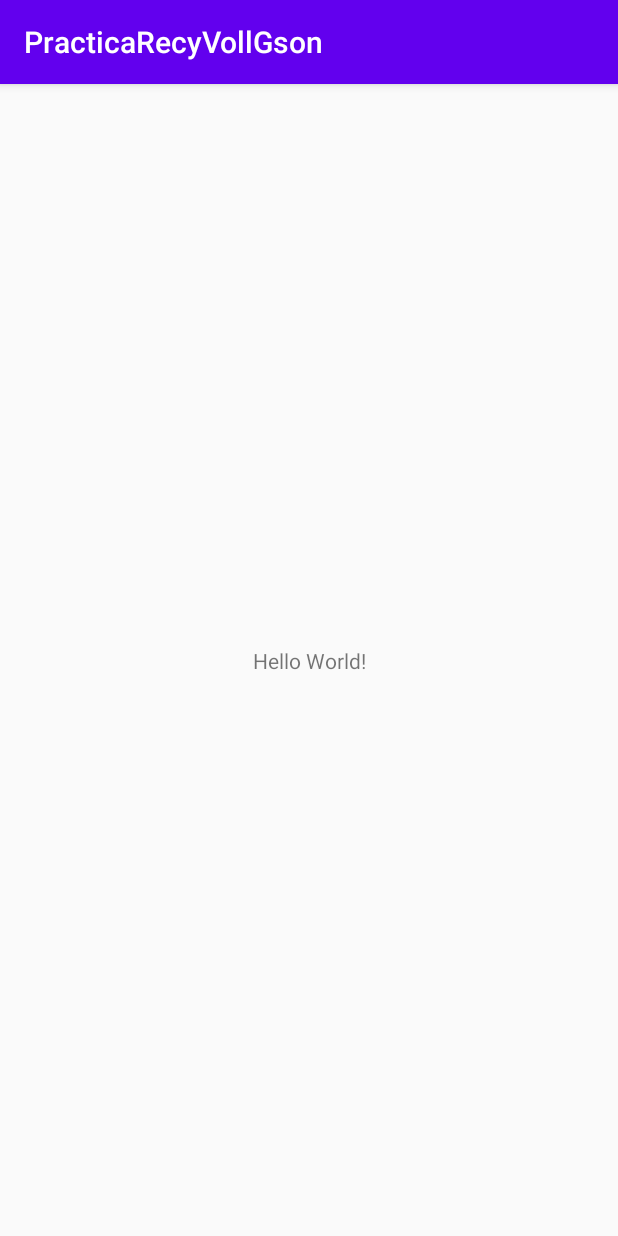
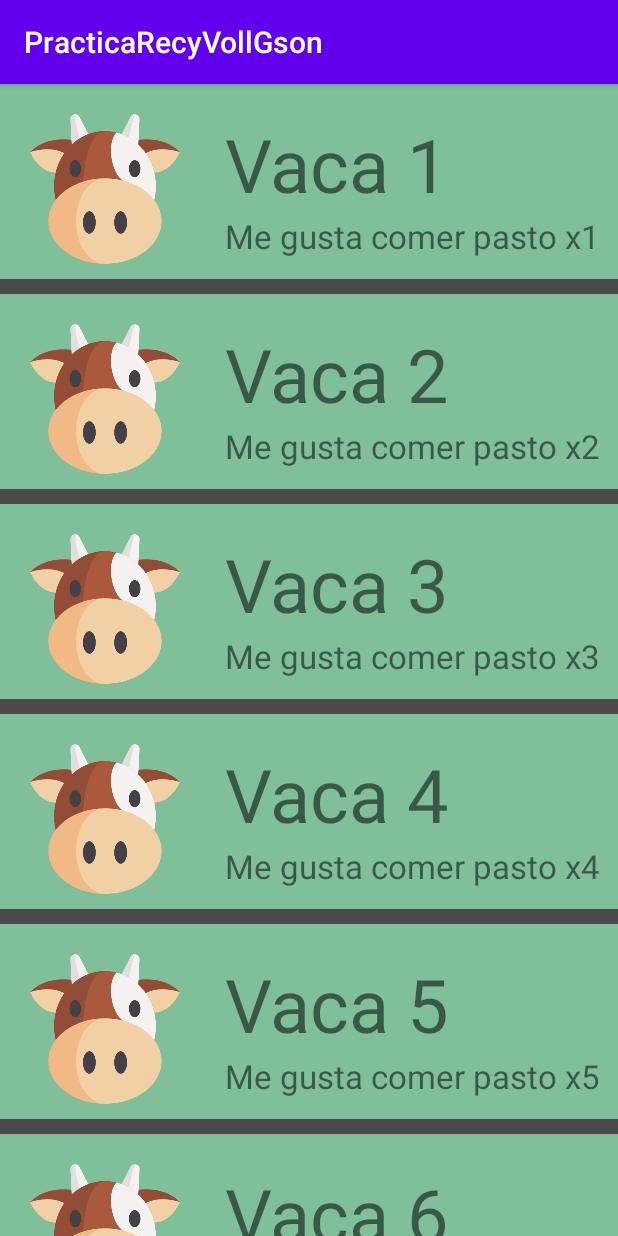
Before and after one commit to GitNes26/APPS_Practica3_RecyVollGson, an Android app: the screen it shows after launch (MainActivity), on a phone screen of 412 x 824 dp. Run offline under Robolectric (Android 15) with nearby library versions, the phone set to English and light mode, and no system bars.

Commit message:
Parte del RecyclerView, TERMIANDO

```diff
--- a/app/build.gradle
+++ b/app/build.gradle
@@ -26,6 +26,9 @@ dependencies {
     implementation fileTree(dir: "libs", include: ["*.jar"])
     implementation 'androidx.appcompat:appcompat:1.2.0'
     implementation 'androidx.constraintlayout:constraintlayout:2.0.4'
+    //implementation 'androidx.recyclerview:recyclerview:1.1.0'
+    //noinspection GradleCompatible
+    implementation 'com.android.support:recyclerview-v7:28.0.0'
     testImplementation 'junit:junit:4.12'
     androidTestImplementation 'androidx.test.ext:junit:1.1.2'
     androidTestImplementation 'androidx.test.espresso:espresso-core:3.3.0'
--- /dev/null
+++ b/app/src/main/java/com/nestor/practicarecyvollgson/AdaptadorVaca.java
@@ -0,0 +1,70 @@
+package com.nestor.practicarecyvollgson;
+
+import android.view.LayoutInflater;
+import android.view.View;
+import android.view.ViewGroup;
+import android.widget.ImageView;
+import android.widget.TextView;
+
+import androidx.annotation.NonNull;
+import androidx.recyclerview.widget.RecyclerView;
+
+import java.util.List;
+
+public class AdaptadorVaca extends RecyclerView.Adapter<AdaptadorVaca.MiHolder> {
+
+    private List<Vaca> ListaVaca;
+
+    public AdaptadorVaca(List<Vaca> listaVaca) {
+        ListaVaca = listaVaca;
+    }
+
+    @NonNull
+    @Override
+    // este metodo del adaptador, busca el diseño que se creo anteriormente
+    // lo infa y crea una vista y esa vista la pasa al constructor de "MiHolder"
+    public MiHolder onCreateViewHolder(@NonNull ViewGroup parent, int viewType) {
+
+        //crearemos una vista a partir de un XML → esto se le conoce como inflate (convertir de XML a vista)
+        View vistaVaca = LayoutInflater.from(parent.getContext()).inflate(R.layout.item_layout, parent, false);
+        return new MiHolder(vistaVaca);
+        // al final del dia devuelve un tipo holder
+    }
+
+    @Override   //el onBindVieHolder junta el diseño y la informacion
+    public void onBindViewHolder(@NonNull MiHolder holder, int position) {
+    //me regresa (en este caso) a una Vaca  //holder, donde guarda el diseño    //posision, la posicion del elemento de la lista
+
+        Vaca modelo = ListaVaca.get(position);
+        holder.setData(modelo); // a travez del holder le paso la información de la vaca con setData
+    }
+
+    @Override
+    public int getItemCount() {
+        return ListaVaca.size();
+    }
+
+    // medio por el cual voy a interactuar con el dieseño ↓ saca los elementos
+    public class MiHolder extends RecyclerView.ViewHolder {
+
+        private ImageView foto;
+        private TextView titulo;
+        private TextView texto;
+
+        public MiHolder(@NonNull View itemView) {
+            super(itemView);
+
+            // ligamos las variables creadas aqui con los elementos del diseño
+            foto = itemView.findViewById(R.id.fotPerfil);
+            titulo = itemView.findViewById(R.id.titulo);
+            texto = itemView.findViewById(R.id.texto);
+        }
+
+        //
+        private void setData(final Vaca v){
+            foto.setImageResource(v.getFoto());
+            titulo.setText(v.getTitulo());
+            texto.setText(v.getTexto());
+        }
+    }
+}
--- a/app/src/main/java/com/nestor/practicarecyvollgson/MainActivity.java
+++ b/app/src/main/java/com/nestor/practicarecyvollgson/MainActivity.java
@@ -1,14 +1,53 @@
 package com.nestor.practicarecyvollgson;
 
 import androidx.appcompat.app.AppCompatActivity;
+import androidx.recyclerview.widget.LinearLayoutManager;
+import androidx.recyclerview.widget.RecyclerView;
 
 import android.os.Bundle;
 
+import java.util.ArrayList;
+import java.util.List;
+
 public class MainActivity extends AppCompatActivity {
+
+    private RecyclerView recyclerView;
 
     @Override
     protected void onCreate(Bundle savedInstanceState) {
         super.onCreate(savedInstanceState);
         setContentView(R.layout.activity_main);
+
+        // primera parte...
+        recyclerView = findViewById(R.id.recyclerView);
+
+        LinearLayoutManager layoutManager = new LinearLayoutManager(this);
+        layoutManager.setOrientation(LinearLayoutManager.VERTICAL);
+        recyclerView.setLayoutManager(layoutManager);
+
+        //despues crear el diseño
+        //despues crear la clase
+        //despues crear el adaptador
+
+        //y creamos nuestra lista de (en este caso) vacas
+        List<Vaca> ListaVacas = new ArrayList<>();
+        ListaVacas.add(new Vaca(R.drawable.vaca,"Vaca 1","Me gusta comer pasto x1"));
+        ListaVacas.add(new Vaca(R.drawable.vaca,"Vaca 2","Me gusta comer pasto x2"));
+        ListaVacas.add(new Vaca(R.drawable.vaca,"Vaca 3","Me gusta comer pasto x3"));
+        ListaVacas.add(new Vaca(R.drawable.vaca,"Vaca 4","Me gusta comer pasto x4"));
+        ListaVacas.add(new Vaca(R.drawable.vaca,"Vaca 5","Me gusta comer pasto x5"));
+        ListaVacas.add(new Vaca(R.drawable.vaca,"Vaca 6","Me gusta comer pasto x6"));
+        ListaVacas.add(new Vaca(R.drawable.vaca,"Vaca 7","Me gusta comer pasto x7"));
+        ListaVacas.add(new Vaca(R.drawable.vaca,"Vaca 8","Me gusta comer pasto x8"));
+        ListaVacas.add(new Vaca(R.drawable.vaca,"Vaca 9","Me gusta comer pasto x9"));
+        ListaVacas.add(new Vaca(R.drawable.vaca,"Vaca 10","Me gusta comer pasto x10"));
+
+        // creamos un adaptador y le pasamos la lista de vacas que hemos llenado manualmente
+        AdaptadorVaca corral = new AdaptadorVaca(ListaVacas);
+        // pasamos el adaptador con informacion al recylcerView
+        recyclerView.setAdapter(corral);
+
+        corral.notifyDataSetChanged();
+
     }
 }
--- /dev/null
+++ b/app/src/main/java/com/nestor/practicarecyvollgson/Vaca.java
@@ -0,0 +1,37 @@
+package com.nestor.practicarecyvollgson;
+
+public class Vaca {
+    private int foto;
+    private String titulo;
+    private String texto;
+
+    public Vaca(int foto, String titulo, String texto) {
+        this.foto = foto;
+        this.titulo = titulo;
+        this.texto = texto;
+    }
+
+    public int getFoto() {
+        return foto;
+    }
+
+    public void setFoto(int foto) {
+        this.foto = foto;
+    }
+
+    public String getTitulo() {
+        return titulo;
+    }
+
+    public void setTitulo(String titulo) {
+        this.titulo = titulo;
+    }
+
+    public String getTexto() {
+        return texto;
+    }
+
+    public void setTexto(String texto) {
+        this.texto = texto;
+    }
+}
--- a/app/src/main/res/layout/activity_main.xml
+++ b/app/src/main/res/layout/activity_main.xml
@@ -1,18 +1,23 @@
 <?xml version="1.0" encoding="utf-8"?>
-<androidx.constraintlayout.widget.ConstraintLayout xmlns:android="http://schemas.android.com/apk/res/android"
+<RelativeLayout xmlns:android="http://schemas.android.com/apk/res/android"
     xmlns:app="http://schemas.android.com/apk/res-auto"
     xmlns:tools="http://schemas.android.com/tools"
     android:layout_width="match_parent"
     android:layout_height="match_parent"
-    tools:context=".MainActivity">
+    tools:context=".MainActivity"
+    android:background="#4A4A4A">
 
-    <TextView
-        android:layout_width="wrap_content"
+
+    <androidx.recyclerview.widget.RecyclerView
+        android:id="@+id/recyclerView"
+        android:layout_width="match_parent"
         android:layout_height="wrap_content"
-        android:text="Hello World!"
         app:layout_constraintBottom_toBottomOf="parent"
-        app:layout_constraintLeft_toLeftOf="parent"
-        app:layout_constraintRight_toRightOf="parent"
-        app:layout_constraintTop_toTopOf="parent" />
+        app:layout_constraintEnd_toEndOf="parent"
+        app:layout_constraintHorizontal_bias="1.0"
+        app:layout_constraintStart_toStartOf="parent"
+        app:layout_constraintTop_toTopOf="parent"
+        app:layout_constraintVertical_bias="0.0" />
 
-</androidx.constraintlayout.widget.ConstraintLayout>
+
+</RelativeLayout>
--- /dev/null
+++ b/app/src/main/res/layout/item_layout.xml
@@ -0,0 +1,46 @@
+<?xml version="1.0" encoding="utf-8"?>
+<RelativeLayout
+    xmlns:android="http://schemas.android.com/apk/res/android"
+    xmlns:app="http://schemas.android.com/apk/res-auto"
+    xmlns:tools="http://schemas.android.com/tools"
+    android:layout_width="match_parent"
+    android:layout_height="wrap_content"
+    android:layout_marginBottom="10dp"
+    android:padding="10dp"
+    android:background="#7FBF99">
+
+    <ImageView
+        android:id="@+id/fotPerfil"
+        android:layout_width="100dp"
+        android:layout_height="100dp"
+        android:layout_marginStart="10dp"
+        android:layout_marginTop="10dp"
+        android:contentDescription="@string/DescripcionImagen"
+        app:srcCompat="@drawable/vaca" />
+
+    <LinearLayout
+        android:layout_width="match_parent"
+        android:layout_height="100dp"
+        android:layout_marginTop="10dp"
+        android:orientation="vertical"
+        android:weightSum="3"
+        android:layout_toRightOf="@id/fotPerfil"
+        android:layout_marginLeft="30dp">
+            <TextView
+                android:id="@+id/titulo"
+                android:layout_width="match_parent"
+                android:layout_height="0dp"
+                android:layout_weight="2"
+                android:text="TextView"
+                android:autoSizeTextType="uniform"/>
+
+            <TextView
+                android:id="@+id/texto"
+                android:layout_width="match_parent"
+                android:layout_height="0dp"
+                android:layout_weight="1"
+                android:text="TextView"
+                android:autoSizeTextType="uniform"/>
+    </LinearLayout>
+
+</RelativeLayout>
--- a/app/src/main/res/values/strings.xml
+++ b/app/src/main/res/values/strings.xml
@@ -1,3 +1,4 @@
 <resources>
     <string name="app_name">PracticaRecyVollGson</string>
+    <string name="DescripcionImagen">Imagen de Perfil</string>
 </resources>
```
Also changed, not shown: app/src/main/res/drawable-v24/vaca.png (added).
